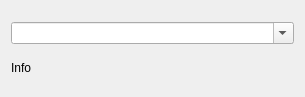
Above: commandbar.ui from pezcode/CommandBar before the change. Below: the same form after it.
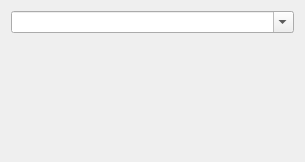
That is the form after the change.

The edit to the form file:
```diff
--- a/commandbar.ui
+++ b/commandbar.ui
@@ -7,33 +7,20 @@
     <x>0</x>
     <y>0</y>
     <width>305</width>
-    <height>97</height>
+    <height>162</height>
    </rect>
   </property>
   <property name="windowTitle">
    <string>Form</string>
   </property>
-  <layout class="QGridLayout" name="gridLayout">
-   <item row="1" column="0">
-    <widget class="QComboBox" name="comboCommand">
-     <property name="sizePolicy">
-      <sizepolicy hsizetype="Expanding" vsizetype="Maximum">
-       <horstretch>0</horstretch>
-       <verstretch>0</verstretch>
-      </sizepolicy>
-     </property>
-     <property name="editable">
-      <bool>true</bool>
-     </property>
-     <property name="insertPolicy">
-      <enum>QComboBox::InsertAtTop</enum>
-     </property>
-    </widget>
-   </item>
+  <layout class="QGridLayout" name="verticalLayout">
+   <property name="sizeConstraint">
+    <enum>QLayout::SetMinimumSize</enum>
+   </property>
    <item row="2" column="0">
     <widget class="QLabel" name="labelInfo">
      <property name="sizePolicy">
-      <sizepolicy hsizetype="Expanding" vsizetype="Maximum">
+      <sizepolicy hsizetype="Expanding" vsizetype="Minimum">
        <horstretch>0</horstretch>
        <verstretch>0</verstretch>
       </sizepolicy>
@@ -42,12 +29,31 @@
       <enum>QFrame::NoFrame</enum>
      </property>
      <property name="text">
-      <string>Info</string>
+      <string/>
+     </property>
+     <property name="textFormat">
+      <enum>Qt::AutoText</enum>
      </property>
      <property name="alignment">
       <set>Qt::AlignLeading|Qt::AlignLeft|Qt::AlignTop</set>
      </property>
      <property name="wordWrap">
+      <bool>false</bool>
+     </property>
+     <property name="textInteractionFlags">
+      <set>Qt::NoTextInteraction</set>
+     </property>
+    </widget>
+   </item>
+   <item row="0" column="0">
+    <widget class="QComboBox" name="comboCommand">
+     <property name="sizePolicy">
+      <sizepolicy hsizetype="Expanding" vsizetype="Maximum">
+       <horstretch>0</horstretch>
+       <verstretch>0</verstretch>
+      </sizepolicy>
+     </property>
+     <property name="editable">
       <bool>true</bool>
      </property>
     </widget>
```
Left out of the diff: 3 changed lines with no effect on the pictures.
